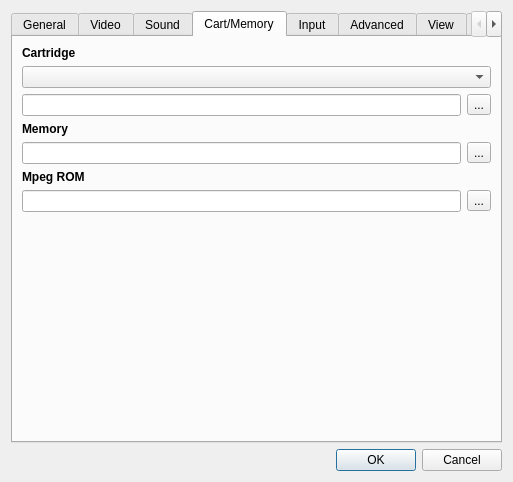
First picture: the form in PVYabause/yabause/src/qt/ui/UISettings.ui, repository Provenance-Emu/Provenance, before the edit.
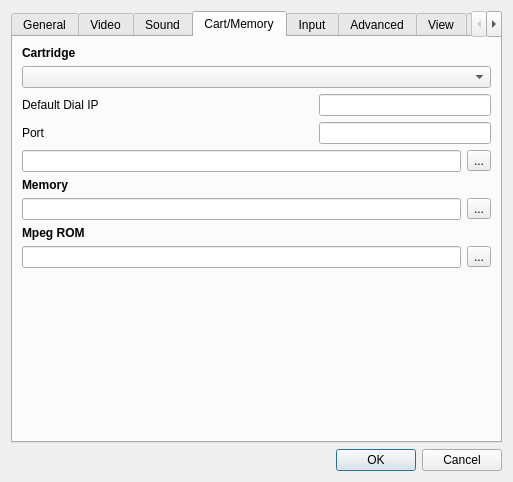
Second picture: the form after the edit. The open tabs and pages were chosen to show the change. Custom widgets are drawn as their Qt base class.

What changed in the file:
```diff
--- a/PVYabause/yabause/src/qt/ui/UISettings.ui
+++ b/PVYabause/yabause/src/qt/ui/UISettings.ui
@@ -374,36 +374,51 @@
        <string>Cart/Memory</string>
       </attribute>
       <layout class="QGridLayout" name="gridLayout3">
-       <item row="0" column="0" colspan="2">
-        <widget class="QLabel" name="lCartridge">
-         <property name="font">
-          <font>
-           <weight>75</weight>
-           <bold>true</bold>
-          </font>
-         </property>
-         <property name="text">
-          <string>Cartridge</string>
-         </property>
-         <property name="textFormat">
-          <enum>Qt::PlainText</enum>
-         </property>
-        </widget>
-       </item>
-       <item row="1" column="0" colspan="2">
-        <widget class="QComboBox" name="cbCartridge"/>
-       </item>
-       <item row="2" column="0">
-        <widget class="QLineEdit" name="leCartridge"/>
-       </item>
-       <item row="2" column="1">
+       <item row="5" column="3">
         <widget class="QToolButton" name="tbCartridge">
          <property name="text">
           <string>...</string>
          </property>
         </widget>
        </item>
-       <item row="3" column="0" colspan="2">
+       <item row="7" column="3">
+        <widget class="QToolButton" name="tbMemory">
+         <property name="text">
+          <string>...</string>
+         </property>
+        </widget>
+       </item>
+       <item row="7" column="0" colspan="3">
+        <widget class="QLineEdit" name="leMemory"/>
+       </item>
+       <item row="9" column="3">
+        <widget class="QToolButton" name="tbMpegROM">
+         <property name="text">
+          <string>...</string>
+         </property>
+        </widget>
+       </item>
+       <item row="10" column="1">
+        <spacer>
+         <property name="orientation">
+          <enum>Qt::Vertical</enum>
+         </property>
+         <property name="sizeHint" stdset="0">
+          <size>
+           <width>20</width>
+           <height>2</height>
+          </size>
+         </property>
+        </spacer>
+       </item>
+       <item row="5" column="0" colspan="3">
+        <widget class="QLineEdit" name="leCartridge">
+         <property name="inputMask">
+          <string/>
+         </property>
+        </widget>
+       </item>
+       <item row="6" column="0" colspan="4">
         <widget class="QLabel" name="lMemory">
          <property name="font">
           <font>
@@ -419,17 +434,7 @@
          </property>
         </widget>
        </item>
-       <item row="4" column="0">
-        <widget class="QLineEdit" name="leMemory"/>
-       </item>
-       <item row="4" column="1">
-        <widget class="QToolButton" name="tbMemory">
-         <property name="text">
-          <string>...</string>
-         </property>
-        </widget>
-       </item>
-       <item row="5" column="0" colspan="2">
+       <item row="8" column="0" colspan="4">
         <widget class="QLabel" name="lMpegROM">
          <property name="font">
           <font>
@@ -445,28 +450,67 @@
          </property>
         </widget>
        </item>
-       <item row="6" column="0">
+       <item row="0" column="0" colspan="4">
+        <widget class="QLabel" name="lCartridge">
+         <property name="font">
+          <font>
+           <weight>75</weight>
+           <bold>true</bold>
+          </font>
+         </property>
+         <property name="text">
+          <string>Cartridge</string>
+         </property>
+         <property name="textFormat">
+          <enum>Qt::PlainText</enum>
+         </property>
+        </widget>
+       </item>
+       <item row="9" column="0" colspan="3">
         <widget class="QLineEdit" name="leMpegROM"/>
        </item>
-       <item row="6" column="1">
-        <widget class="QToolButton" name="tbMpegROM">
+       <item row="2" column="0">
+        <widget class="QLabel" name="lCartridgeModemIP">
          <property name="text">
-          <string>...</string>
+          <string>Default Dial IP</string>
          </property>
         </widget>
        </item>
-       <item row="7" column="0">
-        <spacer>
-         <property name="orientation">
-          <enum>Qt::Vertical</enum>
+       <item row="2" column="2" colspan="2">
+        <widget class="QLineEdit" name="leCartridgeModemIP">
+         <property name="toolTip">
+          <string/>
          </property>
-         <property name="sizeHint" stdset="0">
-          <size>
-           <width>20</width>
-           <height>2</height>
-          </size>
+         <property name="inputMask">
+          <string/>
          </property>
-        </spacer>
+         <property name="maxLength">
+          <number>15</number>
+         </property>
+        </widget>
+       </item>
+       <item row="1" column="0" colspan="4">
+        <widget class="QComboBox" name="cbCartridge"/>
+       </item>
+       <item row="4" column="0">
+        <widget class="QLabel" name="lCartridgeModemPort">
+         <property name="text">
+          <string>Port</string>
+         </property>
+        </widget>
+       </item>
+       <item row="4" column="2" colspan="2">
+        <widget class="QLineEdit" name="leCartridgeModemPort">
+         <property name="toolTip">
+          <string/>
+         </property>
+         <property name="text">
+          <string notr="true"/>
+         </property>
+         <property name="maxLength">
+          <number>5</number>
+         </property>
+        </widget>
        </item>
       </layout>
      </widget>
```
Left out of the diff: 38 changed lines with no effect on the pictures.
